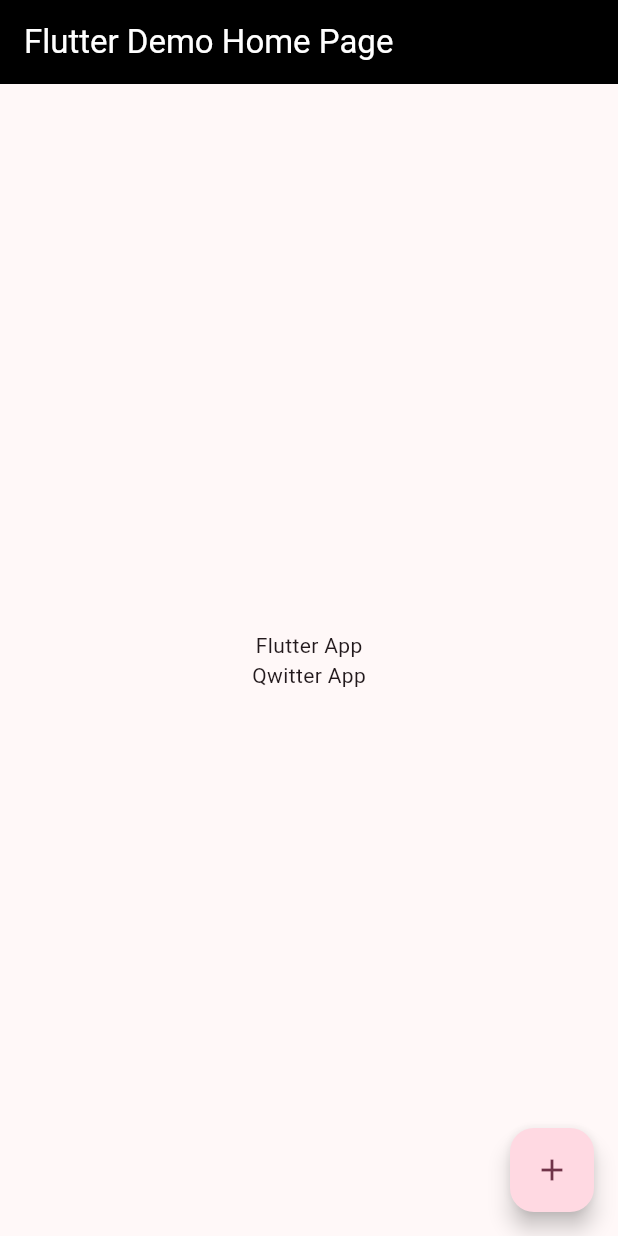
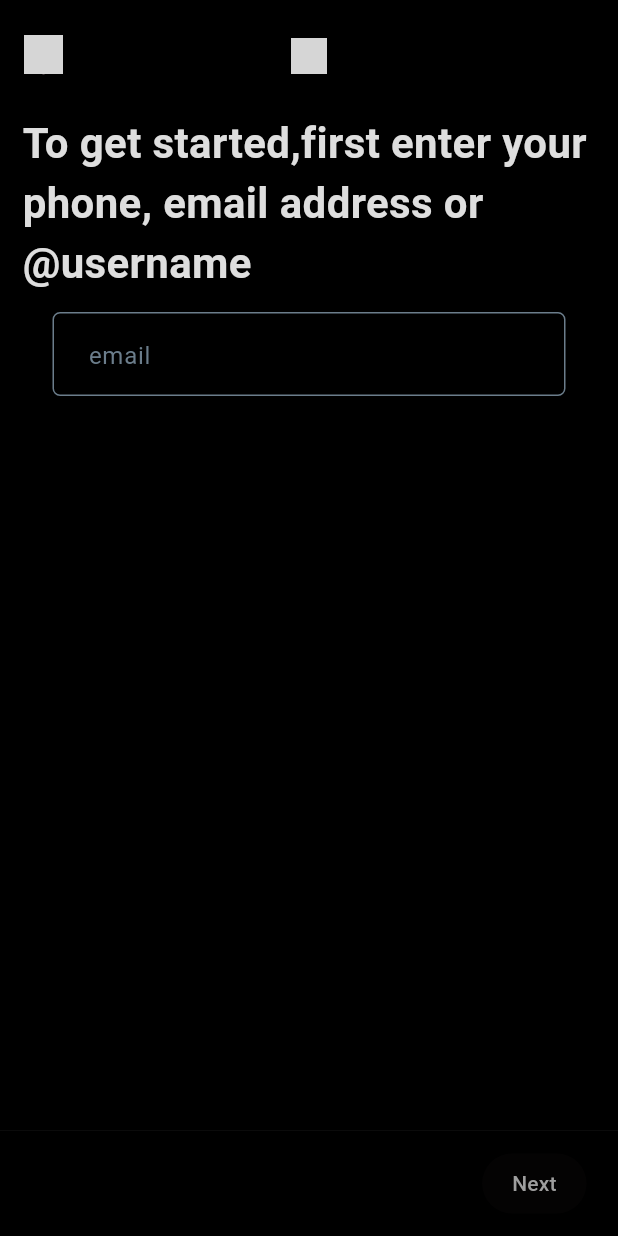
Before and after one commit to Qwitter/Qwitter-Cross-Platform, a Flutter app: the screen it shows after launch, on a phone screen of 412 x 824 dp. Run offline on Flutter 3.47's test engine with Material 2 defaults, Android fonts, the phone set to English and light mode, and no system bars; our stand-ins replace bootstrap_icons, riverpod, video_player; missing offline and left inert: dart:ffi; network calls fail; grey boxes are pictures that could not be loaded.

Commit message:
login-email-screen
finished the login-email-screen
- edit in the Decorated Input field
- edit in the bottom navBar

```diff
--- a/qwitter_flutter_app/lib/components/basic_widgets/decorated_text_field.dart
+++ b/qwitter_flutter_app/lib/components/basic_widgets/decorated_text_field.dart
@@ -9,11 +9,13 @@ class DecoratedTextField extends StatefulWidget {
       required this.placeholder,
       this.padding_value =
           const EdgeInsets.symmetric(vertical: 3, horizontal: 20),
-      this.max_length = 0});
+      this.max_length = 0,
+      required this.controller});
   final TextInputType keyboardType;
   final String placeholder;
   final int max_length;
   final EdgeInsets padding_value;
+  final TextEditingController? controller;
 
   @override
   State<DecoratedTextField> createState() => _DecoratedTextFieldState();
@@ -22,8 +24,8 @@ class DecoratedTextField extends StatefulWidget {
 class _DecoratedTextFieldState extends State<DecoratedTextField> {
   // bool _isSelected = false;
   late FocusNode _focusNode;
-  TextEditingController myController = TextEditingController();
   bool is_valid = true;
+
   Color border_color = Colors.grey.shade500;
   @override
   void initState() {
@@ -42,6 +44,7 @@ class _DecoratedTextFieldState extends State<DecoratedTextField> {
 
   @override
   Widget build(BuildContext context) {
+    TextEditingController myController = widget.controller!;
     return Container(
       padding: widget.padding_value,
       child: TextFormField(
--- a/qwitter_flutter_app/lib/components/basic_widgets/secondary_button.dart
+++ b/qwitter_flutter_app/lib/components/basic_widgets/secondary_button.dart
@@ -6,15 +6,15 @@ class SecondaryButton extends StatelessWidget {
       {super.key, required this.text, required this.on_pressed});
 
   final String text;
-  final VoidCallback on_pressed;
+  final VoidCallback? on_pressed;
 
   @override
   Widget build(BuildContext context) {
     return ElevatedButton(
-      onPressed: on_pressed,
       style: ElevatedButton.styleFrom(
         backgroundColor: Colors.white, // Background color (white)
-        foregroundColor: Colors.black, // Text color (black)
+        foregroundColor: Colors.black,
+        onSurface: Colors.grey, // Text color (black)
         elevation: 0, // No shadow
         padding:
             const EdgeInsets.symmetric(horizontal: 20, vertical: 10), // Padding
@@ -22,6 +22,7 @@ class SecondaryButton extends StatelessWidget {
           borderRadius: BorderRadius.circular(24), // Custom shape
         ),
       ),
+      onPressed: on_pressed,
       child: Text(text),
     );
   }
--- a/qwitter_flutter_app/lib/components/layout/qwitter_next_bar.dart
+++ b/qwitter_flutter_app/lib/components/layout/qwitter_next_bar.dart
@@ -2,7 +2,8 @@ import 'package:flutter/material.dart';
 import 'package:qwitter_flutter_app/components/basic_widgets/secondary_button.dart';
 
 class QwitterNextBar extends StatelessWidget {
-  const QwitterNextBar({super.key});
+  const QwitterNextBar({super.key, required this.buttonFunction});
+  final VoidCallback? buttonFunction;
 
   @override
   Widget build(BuildContext context) {
@@ -20,7 +21,7 @@ class QwitterNextBar extends StatelessWidget {
       child: Row(mainAxisAlignment: MainAxisAlignment.end, children: [
         Padding(
           padding: EdgeInsets.only(right: 16),
-          child: SecondaryButton(text: 'Next', on_pressed: () {}),
+          child: SecondaryButton(text: 'Next', on_pressed: buttonFunction),
         ),
       ]),
     );
--- a/qwitter_flutter_app/lib/main.dart
+++ b/qwitter_flutter_app/lib/main.dart
@@ -1,6 +1,8 @@
 // ignore_for_file: prefer_const_constructors, prefer_const_literals_to_create_immutables
 
 import 'package:flutter/material.dart';
+import 'package:qwitter_flutter_app/screens/authentication/login/login_email_screen.dart';
+import 'package:qwitter_flutter_app/screens/authentication/signup/create_account_screen.dart';
 import 'package:riverpod/riverpod.dart';
 
 void main() {
@@ -17,10 +19,11 @@ class MyApp extends StatelessWidget {
       title: 'Flutter Demo',
       theme: ThemeData(
         primaryColor: Colors.black,
+        scaffoldBackgroundColor: Colors.black,
         colorScheme: ColorScheme.fromSeed(seedColor: Colors.black),
         useMaterial3: true,
       ),
-      home: const MyHomePage(title: 'Flutter Demo Home Page'),
+      home: const LoginEmailScreen(),
     );
   }
 }
--- a/qwitter_flutter_app/lib/screens/authentication/login/forget_password_screen.dart
+++ b/qwitter_flutter_app/lib/screens/authentication/login/forget_password_screen.dart
@@ -46,13 +46,14 @@ class ForgetPasswordScreen extends StatelessWidget {
                       keyboardType: TextInputType.name,
                       placeholder: 'Email address, phone number, or username',
                       padding_value: EdgeInsets.all(0),
+                      controller: null,
                     ),
                   ],
                 ),
               ),
             ]),
       ),
-      bottomNavigationBar: const QwitterNextBar(),
+      bottomNavigationBar: const QwitterNextBar(buttonFunction: null),
     );
   }
 }
--- /dev/null
+++ b/qwitter_flutter_app/lib/screens/authentication/login/login_email_screen.dart
@@ -0,0 +1,74 @@
+import 'package:flutter/material.dart';
+import 'package:qwitter_flutter_app/components/basic_widgets/decorated_text_field.dart';
+import 'package:qwitter_flutter_app/components/layout/qwitter_app_bar.dart';
+import 'package:qwitter_flutter_app/components/layout/qwitter_next_bar.dart';
+
+class LoginEmailScreen extends StatefulWidget {
+  const LoginEmailScreen({super.key});
+
+  @override
+  State<LoginEmailScreen> createState() => _LoginEmailScreenState();
+}
+
+class _LoginEmailScreenState extends State<LoginEmailScreen> {
+  late TextEditingController emailController;
+
+  bool isActive = false;
+  void hello() {
+    setState(() {
+      isActive = false;
+    });
+    emailController.clear();
+  }
+
+  @override
+  void dispose() {
+    super.dispose();
+    emailController.dispose();
+  }
+
+  @override
+  void initState() {
+    super.initState();
+    emailController = TextEditingController();
+    emailController.addListener(() {
+      setState(() {
+        isActive = emailController.text.isNotEmpty;
+      });
+    });
+  }
+
+  @override
+  Widget build(BuildContext context) {
+    return Scaffold(
+      appBar: const PreferredSize(
+        preferredSize: Size.fromHeight(75),
+        child: QwitterAppBar(),
+      ),
+      body: Container(
+        width: double.infinity,
+        padding: const EdgeInsets.symmetric(vertical: 0, horizontal: 15),
+        child: Column(
+          children: [
+            const Text(
+              "To get started,first enter your phone, email address or @username",
+              style: TextStyle(
+                fontSize: 28,
+                color: Color.fromARGB(255, 222, 222, 222),
+                fontWeight: FontWeight.w600,
+              ),
+            ),
+            const SizedBox(height: 10),
+            DecoratedTextField(
+              keyboardType: TextInputType.emailAddress,
+              placeholder: "email",
+              controller: emailController,
+            ),
+          ],
+        ),
+      ),
+      bottomNavigationBar:
+          QwitterNextBar(buttonFunction: isActive == true ? hello : null),
+    );
+  }
+}
--- a/qwitter_flutter_app/lib/screens/authentication/signup/select_languages_screen.dart
+++ b/qwitter_flutter_app/lib/screens/authentication/signup/select_languages_screen.dart
@@ -42,7 +42,7 @@ class SelectLanguagesScreen extends StatelessWidget {
               LanguageFilter(),
             ]),
       ),
-      bottomNavigationBar: const QwitterNextBar(),
+      bottomNavigationBar: const QwitterNextBar(buttonFunction: null),
     );
   }
 }
--- a/qwitter_flutter_app/pubspec.yaml
+++ b/qwitter_flutter_app/pubspec.yaml
@@ -36,6 +36,9 @@ dependencies:
   # Use with the CupertinoIcons class for iOS style icons.
   cupertino_icons: ^1.0.2
   riverpod: ^2.4.4
+  bootstrap_icons: ^1.11.1
+  intl: ^0.18.1
+  video_player: ^2.7.2
 
 dev_dependencies:
   flutter_test:
```
Also changed, not shown: qwitter_flutter_app/lib/components/layout/sidebar/main_drawer.dart (+185 -185 lines), qwitter_flutter_app/lib/screens/authentication/signup/create_account_screen.dart (+10 -5 lines), qwitter_flutter_app/pubspec.lock, 1 other file.
